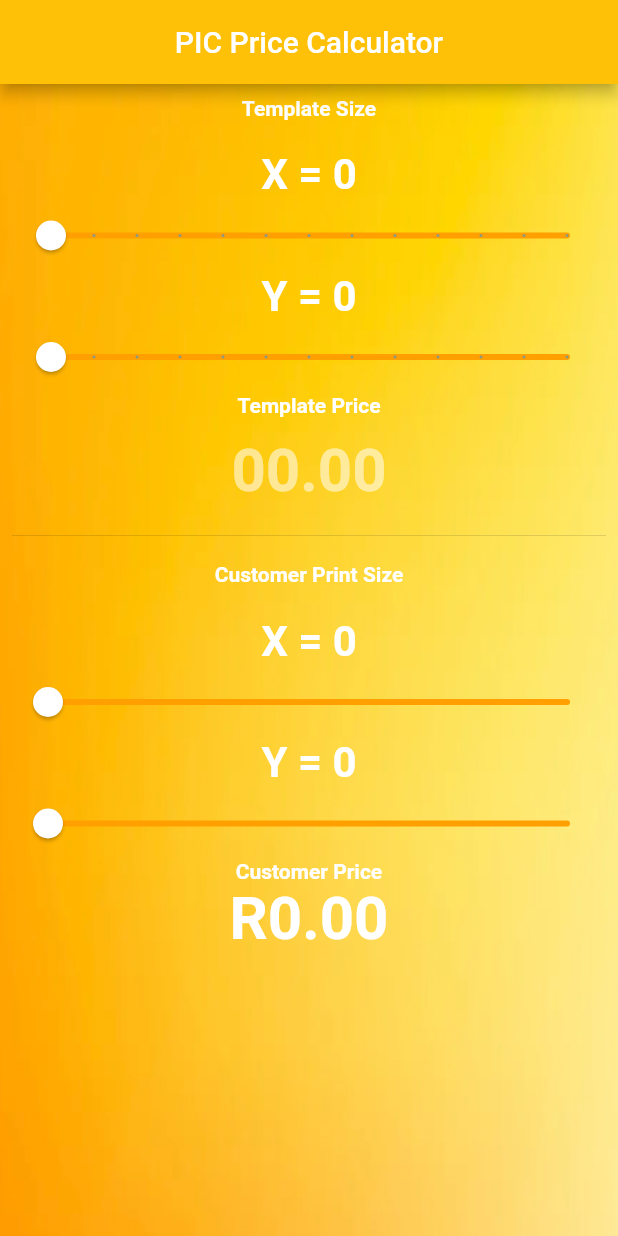
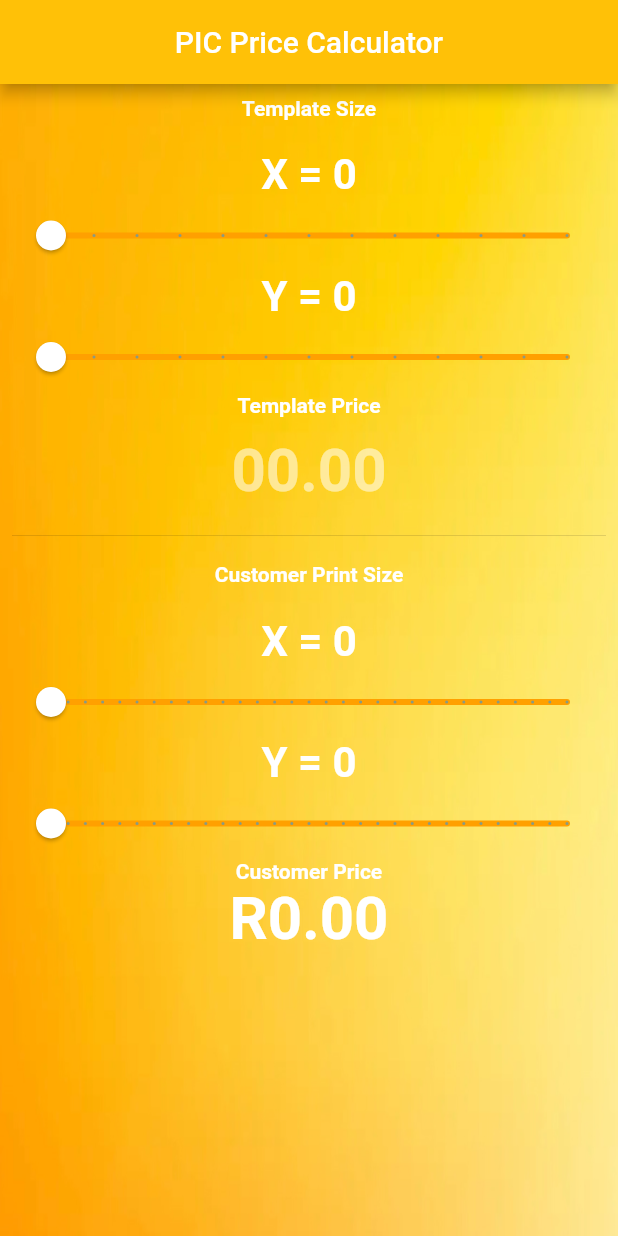
Before and after one commit to Morne-le-Roux/PIC_Price_Calculator, a Flutter app: the screen it shows after launch, on a phone screen of 412 x 824 dp. Run offline on Flutter 3.47's test engine with Material 2 defaults, Android fonts, the phone set to English and light mode, and no system bars.

Commit message:
Changed Step Count and documented code

```diff
--- a/lib/calculatorsceeen.dart
+++ b/lib/calculatorsceeen.dart
@@ -17,6 +17,13 @@ class _CalculatorScreenState extends State<CalculatorScreen> {
   int printSizeX = 0;
   int printSizeY = 0;
   double customerPrice = 0;
+  List<Widget> rangeButtons = <Widget>[
+    Text("0-50"),
+    Text("50-100"),
+    Text("100-200"),
+    Text("300-400"),
+    Text("0-400")
+  ];
 
   @override
   Widget build(BuildContext context) {
@@ -26,6 +33,9 @@ class _CalculatorScreenState extends State<CalculatorScreen> {
         backgroundColor: Colors.amber,
         title: Center(child: Text("PIC Price Calculator")),
       ),
+
+//BACKGROUND IMAGE OPEN
+
       body: DecoratedBox(
         decoration: BoxDecoration(
           image: DecorationImage(
@@ -33,6 +43,11 @@ class _CalculatorScreenState extends State<CalculatorScreen> {
         ),
         child: Padding(
           padding: const EdgeInsets.all(8.0),
+
+//BACKGROUND IMAGE CLOSE
+
+//TEMPLATE INPUT OPEN
+
           child: Column(
             children: [
               Text(
@@ -140,11 +155,11 @@ class _CalculatorScreenState extends State<CalculatorScreen> {
                 },
               ),
               Divider(),
-              // PRINT SIZE STARTS HERE
-              // PRINT SIZE STARTS HERE
-              // PRINT SIZE STARTS HERE
-              // PRINT SIZE STARTS HERE
-              // PRINT SIZE STARTS HERE
+
+//TEMPLATE INPUT CLOSE
+
+//CUSTOMER PRINT INPUT OPEN
+
               SizedBox(
                 height: 10,
               ),
@@ -158,6 +173,7 @@ class _CalculatorScreenState extends State<CalculatorScreen> {
               SizedBox(
                 height: 20,
               ),
+              Row(),
               Text(
                 "X = ${printSizeX.toString()}",
                 style: TextStyle(
@@ -173,8 +189,9 @@ class _CalculatorScreenState extends State<CalculatorScreen> {
                     overlayColor: Colors.white60),
                 child: Slider(
                   value: printSizeX.toDouble(),
+                  divisions: 30,
                   min: 0.0,
-                  max: 200.0,
+                  max: 300.0,
                   onChanged: (double newValue) {
                     setState(() {
                       printSizeX = newValue.toInt();
@@ -205,8 +222,9 @@ class _CalculatorScreenState extends State<CalculatorScreen> {
                     overlayColor: Colors.white60),
                 child: Slider(
                   value: printSizeY.toDouble(),
+                  divisions: 30,
                   min: 0.0,
-                  max: 200.0,
+                  max: 300.0,
                   onChanged: (double newValue) {
                     setState(() {
                       printSizeY = newValue.toInt();
@@ -237,6 +255,8 @@ class _CalculatorScreenState extends State<CalculatorScreen> {
             ],
           ),
         ),
+
+//CUSTOMER PRINT INPUT CLOSE
       ),
     );
   }
```
